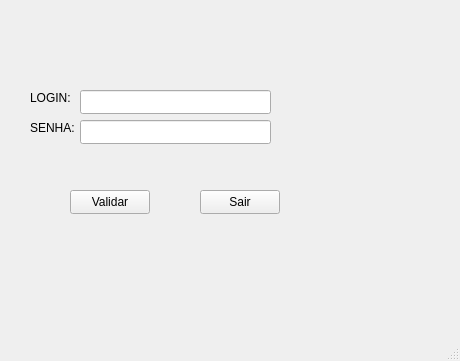
First picture: the form in projeto2/mainwindow.ui, repository JhonVK/QT, before the edit.
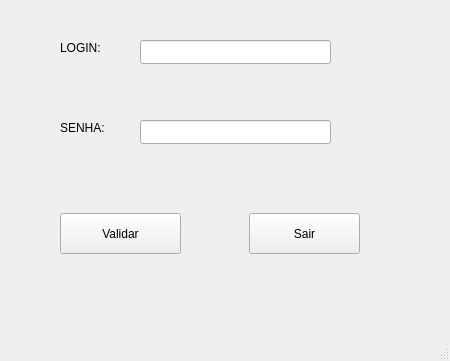
Second picture: the form after the edit.

Diff of the .ui file:
```diff
--- a/projeto2/mainwindow.ui
+++ b/projeto2/mainwindow.ui
@@ -6,7 +6,7 @@
    <rect>
     <x>0</x>
     <y>0</y>
-    <width>460</width>
+    <width>450</width>
     <height>361</height>
    </rect>
   </property>
@@ -17,8 +17,8 @@
    <widget class="QLabel" name="label">
     <property name="geometry">
      <rect>
-      <x>30</x>
-      <y>90</y>
+      <x>60</x>
+      <y>40</y>
       <width>49</width>
       <height>16</height>
      </rect>
@@ -30,7 +30,7 @@
    <widget class="QLabel" name="label_2">
     <property name="geometry">
      <rect>
-      <x>30</x>
+      <x>60</x>
       <y>120</y>
       <width>49</width>
       <height>16</height>
@@ -43,8 +43,8 @@
    <widget class="QLineEdit" name="lineEdit">
     <property name="geometry">
      <rect>
-      <x>80</x>
-      <y>90</y>
+      <x>140</x>
+      <y>40</y>
       <width>191</width>
       <height>24</height>
      </rect>
@@ -53,7 +53,7 @@
    <widget class="QLineEdit" name="lineEdit_2">
     <property name="geometry">
      <rect>
-      <x>80</x>
+      <x>140</x>
       <y>120</y>
       <width>191</width>
       <height>24</height>
@@ -63,10 +63,10 @@
    <widget class="QPushButton" name="pushButton">
     <property name="geometry">
      <rect>
-      <x>70</x>
-      <y>190</y>
-      <width>80</width>
-      <height>24</height>
+      <x>60</x>
+      <y>213</y>
+      <width>121</width>
+      <height>41</height>
      </rect>
     </property>
     <property name="text">
@@ -76,10 +76,10 @@
    <widget class="QPushButton" name="pushButton_2">
     <property name="geometry">
      <rect>
-      <x>200</x>
-      <y>190</y>
-      <width>80</width>
-      <height>24</height>
+      <x>249</x>
+      <y>213</y>
+      <width>111</width>
+      <height>41</height>
      </rect>
     </property>
     <property name="text">
```
Left out of the diff: 2 changed lines with no effect on the pictures.
